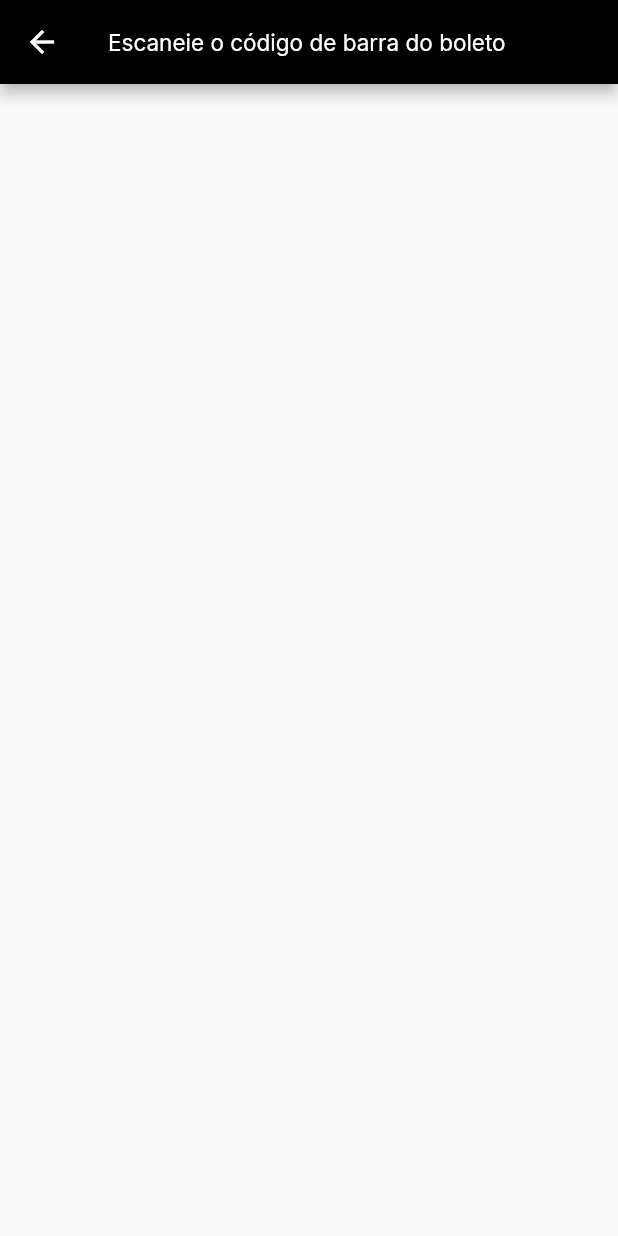
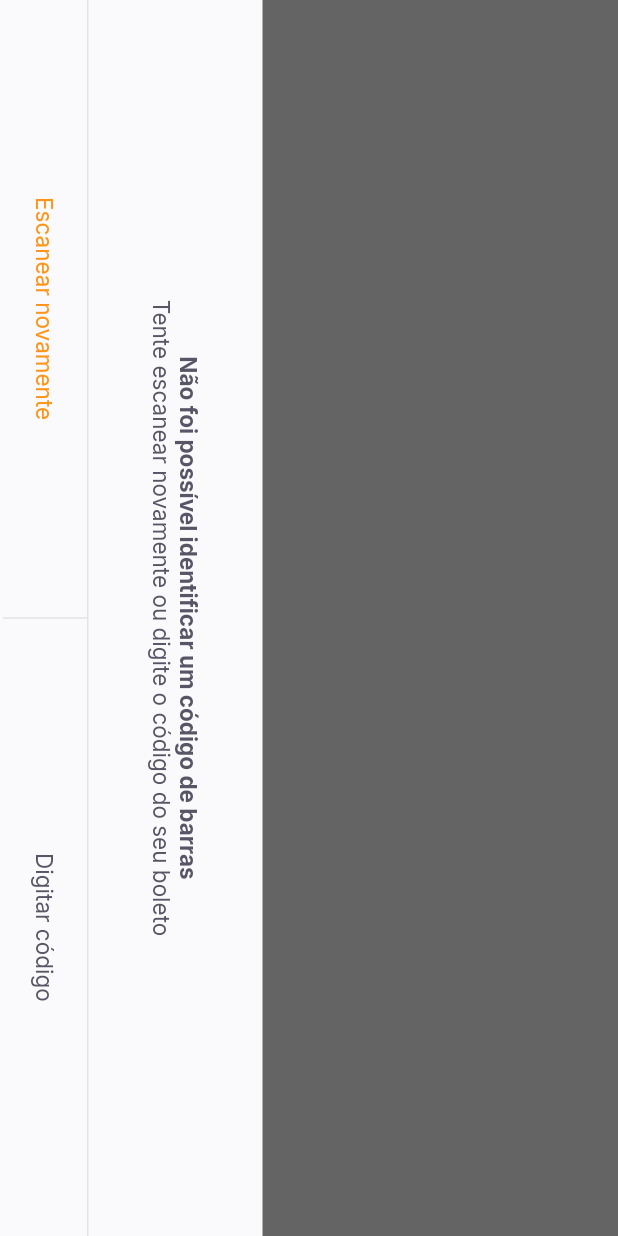
Before and after one commit to Dan0668079/Pay_Flow, a Flutter app: the BarcodeScannerPage screen opened by its route, on a phone screen of 412 x 824 dp. Run offline on Flutter 3.47's test engine with Material 2 defaults, Android fonts, the phone set to English and light mode, and no system bars; our stand-ins replace firebase_core, google_fonts, google_sign_in, shared_preferences; accounts and stored records are empty.

Commit message:
desenvolvendo layout

```diff
--- a/lib/app_widget.dart
+++ b/lib/app_widget.dart
@@ -1,4 +1,5 @@
 import 'package:flutter/material.dart';
+import 'package:flutter/services.dart';
 import 'package:payflow/modules/barcode_scanner/barcode_scanner_page.dart';
 import 'package:payflow/modules/home/home_page.dart';
 import 'package:payflow/modules/splash/splash_page.dart';
@@ -6,18 +7,24 @@ import 'modules/login/login_page.dart';
 import 'shared/themes/app_colors.dart';
 
 class AppWidget extends StatelessWidget {
+  AppWidget() {
+    SystemChrome.setPreferredOrientations([
+      DeviceOrientation.portraitDown,
+      DeviceOrientation.portraitUp,
+    ]);
+  }
   @override
   Widget build(BuildContext context) {
     return MaterialApp(
       title: 'Pay Flow',
-      theme: ThemeData(primaryColor: AppColors.primary),
-     initialRoute: "/splash",
+      theme: ThemeData(
+          primarySwatch: Colors.orange, primaryColor: AppColors.primary),
+      initialRoute: "/splash",
       routes: {
         "/splash": (context) => SplashPage(),
         "/home": (context) => HomePage(),
         "/login": (context) => LoginPage(),
         "/barcode_scanner": (context) => BarcodeScannerPage(),
-
       },
     );
   }
--- a/lib/modules/barcode_scanner/barcode_scanner_page.dart
+++ b/lib/modules/barcode_scanner/barcode_scanner_page.dart
@@ -1,9 +1,11 @@
 import 'package:flutter/material.dart';
 import 'package:payflow/shared/themes/app_colors.dart';
 import 'package:payflow/shared/themes/app_text_style.dart';
+import 'package:payflow/shared/widgets/botton_sheet/botton_sheet_widget.dart';
+import 'package:payflow/shared/widgets/set_label_buttons/set_label_buttons.dart';
 
 class BarcodeScannerPage extends StatefulWidget {
-  const BarcodeScannerPage({ Key? key }) : super(key: key);
+  const BarcodeScannerPage({Key? key}) : super(key: key);
 
   @override
   _BarcodeScannerPageState createState() => _BarcodeScannerPageState();
@@ -12,19 +14,60 @@ class BarcodeScannerPage extends StatefulWidget {
 class _BarcodeScannerPageState extends State<BarcodeScannerPage> {
   @override
   Widget build(BuildContext context) {
-    return Scaffold(
+    return BottomSheetWidget(
+      title: "Não foi possível identificar um código de barras",
+      subtitle: "Tente escanear novamente ou digite o código do seu boleto",
+      primaryLabel: "Escanear novamente",
+      primaryOnpressed: (){},
+      secondaryLabel: "Digitar código",
+      secondaryOnpressed: (){},
+    );
+    return RotatedBox(
+      quarterTurns: 1,
+      child: SafeArea(
+        top: true,
+        bottom: true,
+        left: true,
+        right: true,
+        child: Scaffold(
           appBar: AppBar(
             backgroundColor: Colors.black,
             title: Text(
               "Escaneie o código de barra do boleto",
               style: TextStyles.buttonBackground,
             ),
+            centerTitle: true,
             leading: BackButton(
               color: AppColors.background,
             ),
           ),
-
-
+          body: Column(
+            children: [
+              Expanded(
+                child: Container(
+                  color: Colors.black.withOpacity(0.6),
+                ),
+              ),
+              Expanded(
+                child: Container(
+                  color: Colors.transparent,
+                ),
+              ),
+              Expanded(
+                flex: 2,
+                child: Container(
+                  color: Colors.black.withOpacity(0.6),
+                ),
+              ),
+            ],
+          ),
+          bottomNavigationBar: SetLabelButtons(
+              primaryLabel: "Inserir Código do boleto",
+              primaryOnpressed: () {},
+              secondaryLabel: "Adicionar da galeria",
+              secondaryOnpressed: () {}),
+        ),
+      ),
     );
   }
 }
--- a/lib/modules/home/home_page.dart
+++ b/lib/modules/home/home_page.dart
@@ -13,8 +13,12 @@ class HomePage extends StatefulWidget {
 class _HomePageState extends State<HomePage> {
   final controller = HomeController();
   final pages = [
-    Container(color: Colors.red,),
-    Container(color: Colors.blue,),
+    Container(
+      color: Colors.red,
+    ),
+    Container(
+      color: Colors.blue,
+    ),
   ];
 
   @override
@@ -37,7 +41,10 @@ class _HomePageState extends State<HomePage> {
                           style: TextStyles.captionBoldBackground),
                     ]),
               ),
-              subtitle: Text("Mantenha suas contas em dia"),
+              subtitle: Text(
+                "Mantenha suas contas em dia",
+                style: TextStyles.captionShape,
+              ),
               trailing: Container(
                 height: 48,
                 width: 48,
@@ -59,9 +66,7 @@ class _HomePageState extends State<HomePage> {
             IconButton(
               onPressed: () {
                 controller.setPage(0);
-                setState(() {
-
-                });
+                setState(() {});
               },
               icon: Icon(
                 Icons.home,
@@ -69,8 +74,8 @@ class _HomePageState extends State<HomePage> {
               ),
             ),
             GestureDetector(
-              onTap:() {
-               Navigator.pushNamed(context, "/barcode_scanner");
+              onTap: () {
+                Navigator.pushNamed(context, "/barcode_scanner");
               },
               child: Container(
                 width: 56,
@@ -87,12 +92,10 @@ class _HomePageState extends State<HomePage> {
             IconButton(
               onPressed: () {
                 controller.setPage(1);
-                setState(() {
-
-                });
+                setState(() {});
               },
-              icon: Icon(Icons.description_outlined,
-
+              icon: Icon(
+                Icons.description_outlined,
               ),
             ),
           ],
--- /dev/null
+++ b/lib/shared/widgets/botton_sheet/botton_sheet_widget.dart
@@ -0,0 +1,77 @@
+import 'package:flutter/material.dart';
+import 'package:flutter/rendering.dart';
+import 'package:payflow/shared/themes/app_colors.dart';
+import 'package:payflow/shared/themes/app_text_style.dart';
+import 'package:payflow/shared/widgets/set_label_buttons/set_label_buttons.dart';
+
+class BottomSheetWidget extends StatelessWidget {
+  final String primaryLabel;
+  final VoidCallback primaryOnpressed;
+  final String secondaryLabel;
+  final VoidCallback secondaryOnpressed;
+  final String title;
+  final String subtitle;
+  const BottomSheetWidget(
+      {Key? key,
+      required this.primaryLabel,
+      required this.primaryOnpressed,
+      required this.secondaryLabel,
+      required this.secondaryOnpressed,
+      required this.title,
+      required this.subtitle})
+      : super(key: key);
+
+  @override
+  Widget build(BuildContext context) {
+    return SafeArea(
+      child: RotatedBox(
+        quarterTurns: 1,
+        child: Material(
+          child: Container(
+            color: AppColors.shape,
+            child: Column(
+              children: [
+                Expanded(
+                  child: Container(
+                    color: Colors.black.withOpacity(0.6),
+                  ),
+                ),
+                Column(
+                  children: [
+                    Padding(
+                      padding: const EdgeInsets.all(40),
+                      child: Text.rich(
+                        TextSpan(
+                            text: title,
+                            style: TextStyles.buttonBoldHeading,
+                            children: [
+                              TextSpan(
+                                text: "\n$subtitle",
+                                style: TextStyles.buttonHeading,
+                              ),
+                            ]),
+                        textAlign: TextAlign.center,
+                      ),
+                    ),
+                    Container(
+                      height: 1,
+                      color: AppColors.stroke,
+                    ),
+                    SetLabelButtons(
+                      enablePrimaryColor: true,
+                      primaryLabel: primaryLabel,
+                      primaryOnpressed: primaryOnpressed,
+                      secondaryLabel: secondaryLabel,
+                      secondaryOnpressed: secondaryOnpressed,
+                    ),
+                    SizedBox(height: 2),
+                  ],
+                ),
+              ],
+            ),
+          ),
+        ),
+      ),
+    );
+  }
+}
--- /dev/null
+++ b/lib/shared/widgets/divider_vertical/divider_vertical_widget.dart
@@ -0,0 +1,16 @@
+import 'package:flutter/material.dart';
+import 'package:payflow/shared/themes/app_colors.dart';
+
+class DividerVerticalWidget extends StatelessWidget {
+  const DividerVerticalWidget({ Key? key }) : super(key: key);
+
+  @override
+  Widget build(BuildContext context) {
+    return Container(
+      width: 1,
+      height: double.maxFinite,
+      color: AppColors.stroke,
+
+    );
+  }
+}
--- /dev/null
+++ b/lib/shared/widgets/label_button/label_button.dart
@@ -0,0 +1,24 @@
+import 'package:flutter/material.dart';
+import 'package:payflow/shared/themes/app_text_style.dart';
+
+class LabelButton extends StatelessWidget {
+  final String label;
+  final VoidCallback onpressed;
+  final TextStyle? style;
+  const LabelButton({Key? key, required this.label, required this.onpressed, this.style})
+      : super(key: key);
+
+  @override
+  Widget build(BuildContext context) {
+    return Container(
+      height: 56,
+      child: TextButton(
+        onPressed: onpressed,
+        child: Text(
+          label,
+          style:style ?? TextStyles.buttonHeading,
+        ),
+      ),
+    );
+  }
+}
--- /dev/null
+++ b/lib/shared/widgets/set_label_buttons/set_label_buttons.dart
@@ -0,0 +1,41 @@
+import 'package:flutter/material.dart';
+import 'package:payflow/shared/themes/app_text_style.dart';
+import 'package:payflow/shared/widgets/divider_vertical/divider_vertical_widget.dart';
+import 'package:payflow/shared/widgets/label_button/label_button.dart';
+
+class SetLabelButtons extends StatelessWidget {
+  final String primaryLabel;
+  final VoidCallback primaryOnpressed;
+  final String secondaryLabel;
+  final VoidCallback secondaryOnpressed;
+  final bool enablePrimaryColor;
+  const SetLabelButtons(
+      {Key? key,
+      required this.primaryLabel,
+      required this.primaryOnpressed,
+      required this.secondaryLabel,
+      required this.secondaryOnpressed,
+       this.enablePrimaryColor = false,})
+      : super(key: key);
+
+  @override
+  Widget build(BuildContext context) {
+    return Container(
+      height: 56,
+      child: Row(
+        children: [
+          Expanded(
+            child:
+                LabelButton(label: primaryLabel, onpressed: primaryOnpressed,
+                style: enablePrimaryColor? TextStyles.buttonPrimary: null),
+          ),
+          DividerVerticalWidget(),
+          Expanded(
+            child: LabelButton(
+                label: secondaryLabel, onpressed: secondaryOnpressed),
+          ),
+        ],
+      ),
+    );
+  }
+}
--- a/pubspec.yaml
+++ b/pubspec.yaml
@@ -40,8 +40,12 @@ dependencies:
   google_sign_in_web: ^0.10.0+3
   shared_preferences: ^2.0.9
   google_ml_kit: ^0.7.3
+  image_picker: ^0.8.4+4
   camera: ^0.9.4+5
-  image_picker: ^0.8.4+4
+  flutter_plugin_android_lifecycle: ^2.0.5
+  # camera_web: ^0.2.1+1
+
+
 
 dev_dependencies:
   flutter_test:
```
Also changed, not shown: pubspec.lock, 3 other files. Lines whose indentation alone changed are shown as unchanged.
